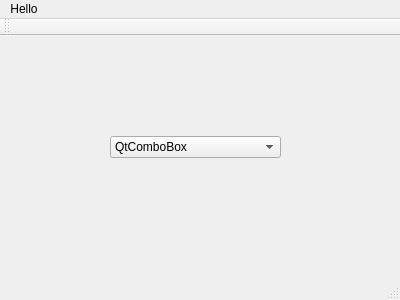
Old version of the form QtCombo/mainwindow.ui in the repository MiKaMaru/QtCombo.
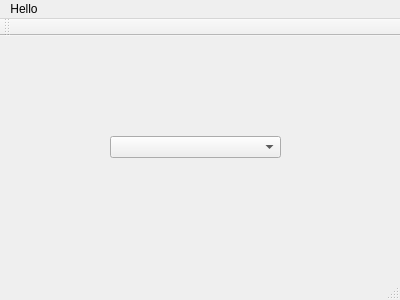
New version of the form.

What changed in the file:
```diff
--- a/QtCombo/mainwindow.ui
+++ b/QtCombo/mainwindow.ui
@@ -23,6 +23,9 @@
       <height>22</height>
      </rect>
     </property>
+    <property name="currentIndex">
+     <number>-1</number>
+    </property>
     <item>
      <property name="text">
       <string>QtComboBox</string>
```
Left out of the diff: 27 changed lines with no effect on the pictures.
